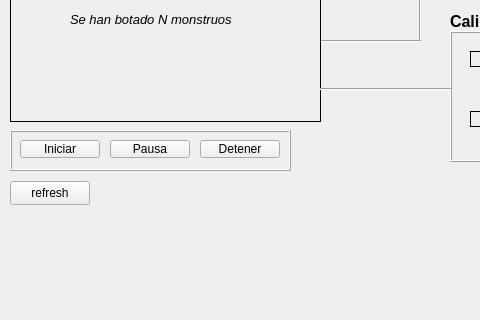
The window that EstructurasDeDatos(cpp)/MonsterFactoryProject2024130345/mainwindow.ui (Ale083/ProyectosTEC) describes before a commit, drawn with Qt 5; both pictures show x 0 to 480 and y 319 to 639 of the 1305 by 868 pixel window.
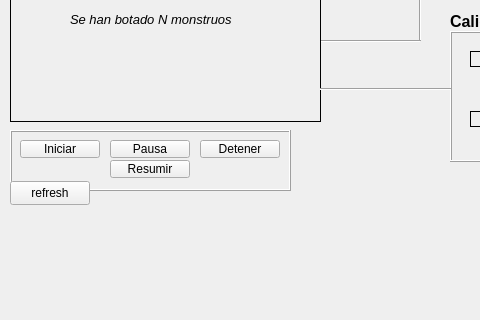
The same window after the commit.

Patch:
```diff
--- a/EstructurasDeDatos(cpp)/MonsterFactoryProject2024130345/mainwindow.ui
+++ b/EstructurasDeDatos(cpp)/MonsterFactoryProject2024130345/mainwindow.ui
@@ -1170,7 +1170,7 @@
       <x>10</x>
       <y>449</y>
       <width>281</width>
-      <height>41</height>
+      <height>61</height>
      </rect>
     </property>
     <property name="frameShape">
@@ -1218,6 +1218,19 @@
       <string>Iniciar</string>
      </property>
     </widget>
+    <widget class="QPushButton" name="btnResumir">
+     <property name="geometry">
+      <rect>
+       <x>100</x>
+       <y>30</y>
+       <width>80</width>
+       <height>18</height>
+      </rect>
+     </property>
+     <property name="text">
+      <string>Resumir</string>
+     </property>
+    </widget>
    </widget>
    <widget class="QPushButton" name="btnRefresh">
     <property name="geometry">
```
